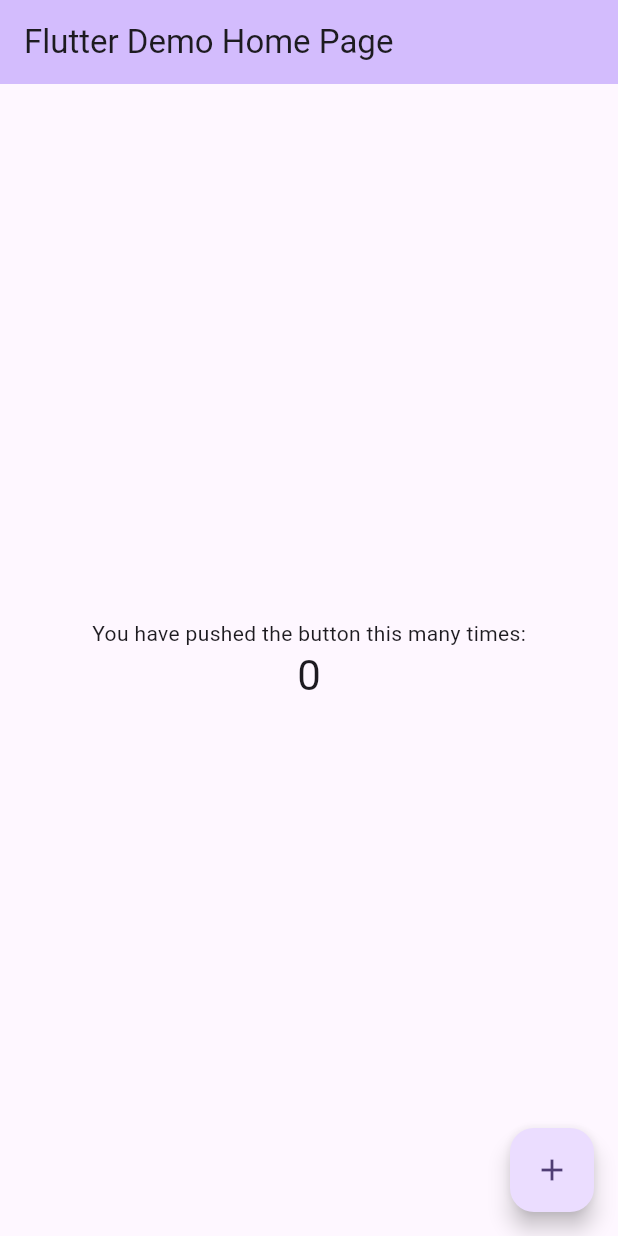
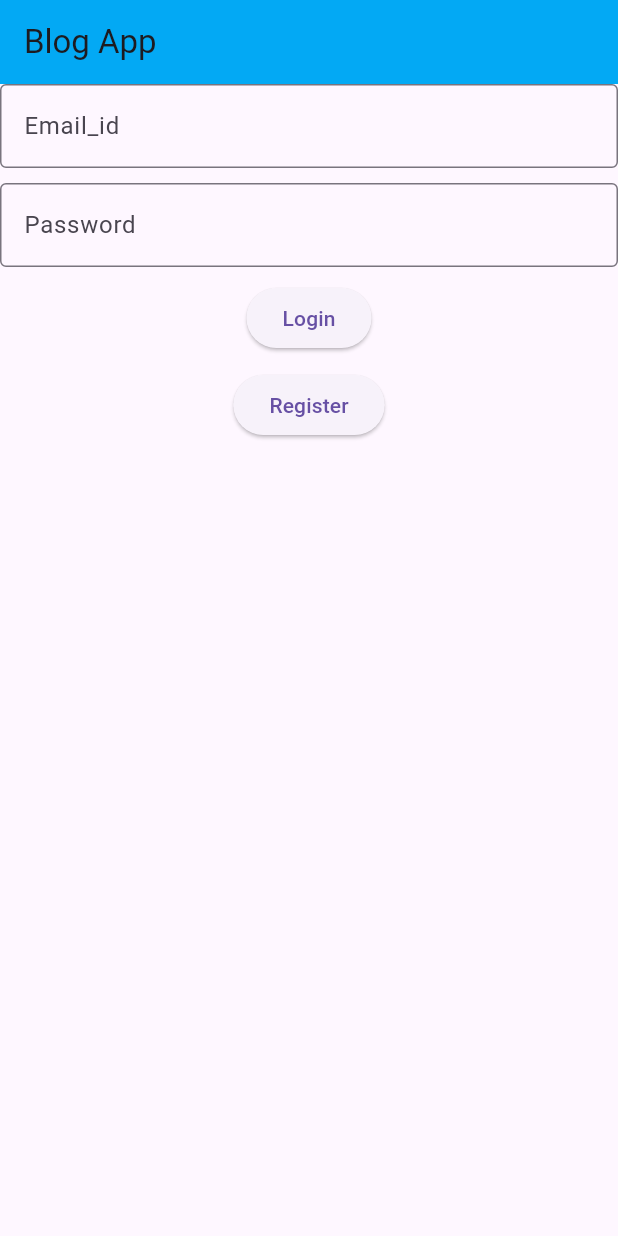
Before and after one commit to Naslanas/blog_app_frondend, a Flutter app: the screen it shows after launch, on a phone screen of 412 x 824 dp. Run offline on Flutter 3.47's test engine with Material 3 defaults, Android fonts, the phone set to English and light mode, and no system bars.

Commit message:
menu updated

```diff
--- a/lib/main.dart
+++ b/lib/main.dart
@@ -1,3 +1,4 @@
+import 'package:blog/pages/menupage.dart';
 import 'package:flutter/material.dart';
 
 void main() {
@@ -7,119 +8,10 @@ void main() {
 class MyApp extends StatelessWidget {
   const MyApp({super.key});
 
-  // This widget is the root of your application.
   @override
   Widget build(BuildContext context) {
     return MaterialApp(
-      title: 'Flutter Demo',
-      theme: ThemeData(
-        // This is the theme of your application.
-        //
-        // TRY THIS: Try running your application with "flutter run". You'll see
-        // the application has a purple toolbar. Then, without quitting the app,
-        // try changing the seedColor in the colorScheme below to Colors.green
-        // and then invoke "hot reload" (save your changes or press the "hot
-        // reload" button in a Flutter-supported IDE, or press "r" if you used
-        // the command line to start the app).
-        //
-        // Notice that the counter didn't reset back to zero; the application
-        // state is not lost during the reload. To reset the state, use hot
-        // restart instead.
-        //
-        // This works for code too, not just values: Most code changes can be
-        // tested with just a hot reload.
-        colorScheme: ColorScheme.fromSeed(seedColor: Colors.deepPurple),
-        useMaterial3: true,
-      ),
-      home: const MyHomePage(title: 'Flutter Demo Home Page'),
+      home: Menupage(),
     );
   }
 }
-
-class MyHomePage extends StatefulWidget {
-  const MyHomePage({super.key, required this.title});
-
-  // This widget is the home page of your application. It is stateful, meaning
-  // that it has a State object (defined below) that contains fields that affect
-  // how it looks.
-
-  // This class is the configuration for the state. It holds the values (in this
-  // case the title) provided by the parent (in this case the App widget) and
-  // used by the build method of the State. Fields in a Widget subclass are
-  // always marked "final".
-
-  final String title;
-
-  @override
-  State<MyHomePage> createState() => _MyHomePageState();
-}
-
-class _MyHomePageState extends State<MyHomePage> {
-  int _counter = 0;
-
-  void _incrementCounter() {
-    setState(() {
-      // This call to setState tells the Flutter framework that something has
-      // changed in this State, which causes it to rerun the build method below
-      // so that the display can reflect the updated values. If we changed
-      // _counter without calling setState(), then the build method would not be
-      // called again, and so nothing would appear to happen.
-      _counter++;
-    });
-  }
-
-  @override
-  Widget build(BuildContext context) {
-    // This method is rerun every time setState is called, for instance as done
-    // by the _incrementCounter method above.
-    //
-    // The Flutter framework has been optimized to make rerunning build methods
-    // fast, so that you can just rebuild anything that needs updating rather
-    // than having to individually change instances of widgets.
-    return Scaffold(
-      appBar: AppBar(
-        // TRY THIS: Try changing the color here to a specific color (to
-        // Colors.amber, perhaps?) and trigger a hot reload to see the AppBar
-        // change color while the other colors stay the same.
-        backgroundColor: Theme.of(context).colorScheme.inversePrimary,
-        // Here we take the value from the MyHomePage object that was created by
-        // the App.build method, and use it to set our appbar title.
-        title: Text(widget.title),
-      ),
-      body: Center(
-        // Center is a layout widget. It takes a single child and positions it
-        // in the middle of the parent.
-        child: Column(
-          // Column is also a layout widget. It takes a list of children and
-          // arranges them vertically. By default, it sizes itself to fit its
-          // children horizontally, and tries to be as tall as its parent.
-          //
-          // Column has various properties to control how it sizes itself and
-          // how it positions its children. Here we use mainAxisAlignment to
-          // center the children vertically; the main axis here is the vertical
-          // axis because Columns are vertical (the cross axis would be
-          // horizontal).
-          //
-          // TRY THIS: Invoke "debug painting" (choose the "Toggle Debug Paint"
-          // action in the IDE, or press "p" in the console), to see the
-          // wireframe for each widget.
-          mainAxisAlignment: MainAxisAlignment.center,
-          children: <Widget>[
-            const Text(
-              'You have pushed the button this many times:',
-            ),
-            Text(
-              '$_counter',
-              style: Theme.of(context).textTheme.headlineMedium,
-            ),
-          ],
-        ),
-      ),
-      floatingActionButton: FloatingActionButton(
-        onPressed: _incrementCounter,
-        tooltip: 'Increment',
-        child: const Icon(Icons.add),
-      ), // This trailing comma makes auto-formatting nicer for build methods.
-    );
-  }
-}
--- /dev/null
+++ b/lib/pages/menupage.dart
@@ -0,0 +1,52 @@
+import 'package:flutter/material.dart';
+
+class Menupage extends StatefulWidget {
+  const Menupage({super.key});
+
+  @override
+  State<Menupage> createState() => _MenupageState();
+}
+
+class _MenupageState extends State<Menupage> {
+  String Email="",password="",getEmail="",getPass="";
+  TextEditingController email=new TextEditingController();
+  TextEditingController pass=new TextEditingController();
+  @override
+  Widget build(BuildContext context) {
+    return Scaffold(appBar: AppBar(
+      backgroundColor: Colors.lightBlue,
+      title: Text("Blog App"),
+    ),
+      body: Container(
+        child: Column(
+          children: [
+            TextField(controller: email,
+              decoration: InputDecoration(
+                  labelText: "Email_id",
+                  border: OutlineInputBorder()
+              ),
+            ),
+            SizedBox(height: 10,),
+            TextField(controller: pass,
+              decoration: InputDecoration(
+                  labelText: "Password",
+                  border: OutlineInputBorder()
+              ),),
+            SizedBox(height: 10,),
+            ElevatedButton(onPressed: (){
+              getEmail=email.text;
+              getPass=pass.text;
+              setState(() {
+                print(getEmail);
+                print(getPass);
+              });
+            }, child: Text("Login")),
+            SizedBox(height: 10,),
+            ElevatedButton(onPressed: (){}, child: Text("Register"))
+          ],
+        ),
+      ),
+
+    );
+  }
+}
```
